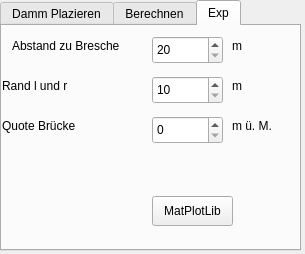
Above: Flutwelle_dialog_base.ui from RetepRelleum/flutwelle before the change. Below: the same form after it.
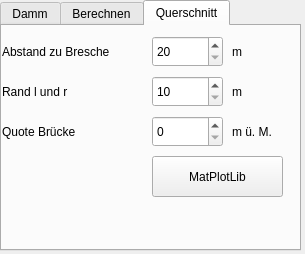
That is the form after the change. The open tabs and pages were chosen to show the change. Custom widgets are drawn as their Qt base class.

```diff
--- a/Flutwelle_dialog_base.ui
+++ b/Flutwelle_dialog_base.ui
@@ -51,7 +51,7 @@
    </property>
    <widget class="QWidget" name="tab">
     <attribute name="title">
-     <string>Damm Plazieren</string>
+     <string>Damm</string>
     </attribute>
     <widget class="QLabel" name="label_3">
      <property name="geometry">
@@ -634,15 +634,15 @@
    </widget>
    <widget class="QWidget" name="tab_3">
     <attribute name="title">
-     <string>Exp</string>
+     <string>Querschnitt</string>
     </attribute>
     <widget class="QPushButton" name="pushButton_3">
      <property name="geometry">
       <rect>
        <x>150</x>
-       <y>170</y>
-       <width>81</width>
-       <height>30</height>
+       <y>130</y>
+       <width>131</width>
+       <height>41</height>
       </rect>
      </property>
      <property name="text">
@@ -655,7 +655,7 @@
        <x>150</x>
        <y>10</y>
        <width>71</width>
-       <height>28</height>
+       <height>31</height>
       </rect>
      </property>
      <property name="minimum">
@@ -671,10 +671,10 @@
     <widget class="QLabel" name="label_10">
      <property name="geometry">
       <rect>
-       <x>10</x>
+       <x>0</x>
        <y>10</y>
        <width>151</width>
-       <height>19</height>
+       <height>31</height>
       </rect>
      </property>
      <property name="text">
@@ -687,7 +687,7 @@
        <x>0</x>
        <y>50</y>
        <width>101</width>
-       <height>19</height>
+       <height>31</height>
       </rect>
      </property>
      <property name="text">
@@ -700,7 +700,7 @@
        <x>150</x>
        <y>50</y>
        <width>71</width>
-       <height>28</height>
+       <height>31</height>
       </rect>
      </property>
      <property name="minimum">
@@ -713,7 +713,7 @@
        <x>0</x>
        <y>90</y>
        <width>111</width>
-       <height>19</height>
+       <height>31</height>
       </rect>
      </property>
      <property name="text">
@@ -726,7 +726,7 @@
        <x>230</x>
        <y>10</y>
        <width>66</width>
-       <height>19</height>
+       <height>31</height>
       </rect>
      </property>
      <property name="text">
@@ -739,7 +739,7 @@
        <x>230</x>
        <y>50</y>
        <width>66</width>
-       <height>19</height>
+       <height>31</height>
       </rect>
      </property>
      <property name="text">
@@ -752,7 +752,7 @@
        <x>150</x>
        <y>90</y>
        <width>71</width>
-       <height>28</height>
+       <height>31</height>
       </rect>
      </property>
      <property name="minimum">
@@ -771,7 +771,7 @@
        <x>230</x>
        <y>90</y>
        <width>66</width>
-       <height>19</height>
+       <height>31</height>
       </rect>
      </property>
      <property name="text">
```
Left out of the diff: 4 changed lines with no effect on the pictures.
